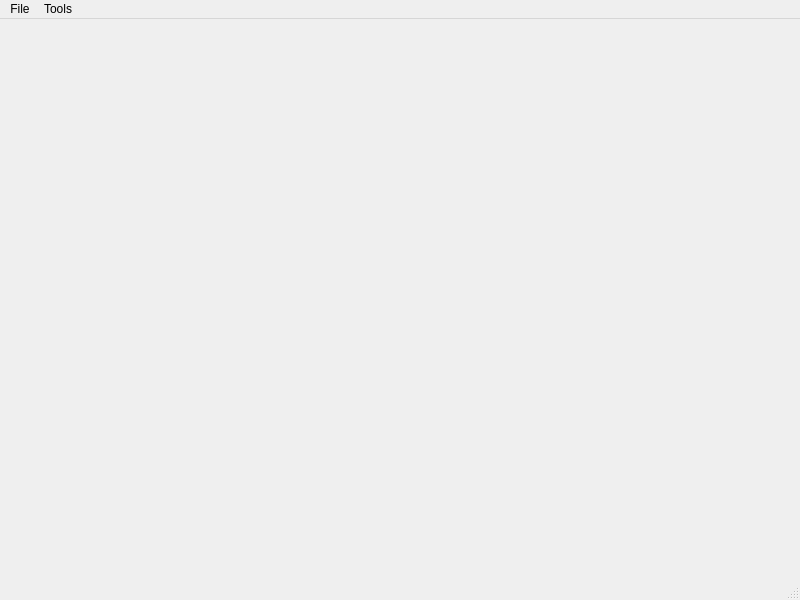
Old version of the form Git-Dashboard/MainWindow.ui in the repository jplflyer/Git-Dashboard.
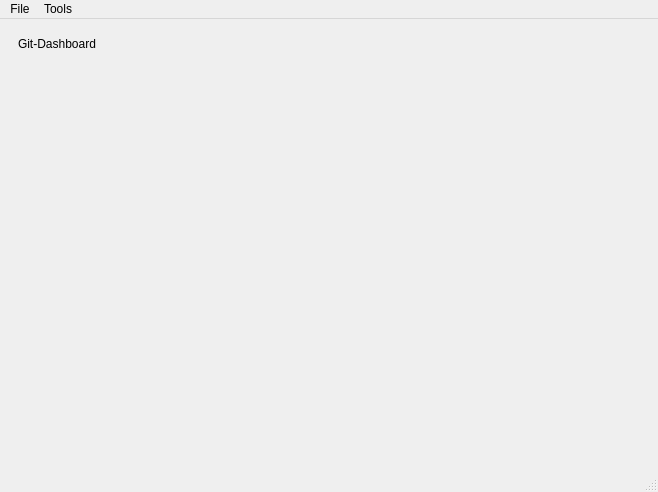
New version of the form.

Commit message: GDASH-2: Dashboard first shot. Everything appears but more work to do.

The edit to the form file:
```diff
--- a/Git-Dashboard/MainWindow.ui
+++ b/Git-Dashboard/MainWindow.ui
@@ -6,20 +6,62 @@
    <rect>
     <x>0</x>
     <y>0</y>
-    <width>800</width>
-    <height>600</height>
+    <width>658</width>
+    <height>492</height>
    </rect>
   </property>
   <property name="windowTitle">
    <string>MainWindow</string>
   </property>
-  <widget class="QWidget" name="centralwidget"/>
+  <widget class="QWidget" name="centralwidget">
+   <layout class="QGridLayout" name="gridLayout">
+    <item row="0" column="0">
+     <widget class="QWidget" name="rowsContainer" native="true">
+      <layout class="QVBoxLayout" name="verticalLayout">
+       <item>
+        <widget class="QLabel" name="label">
+         <property name="text">
+          <string>Git-Dashboard</string>
+         </property>
+        </widget>
+       </item>
+      </layout>
+     </widget>
+    </item>
+    <item row="0" column="1">
+     <spacer name="horizontalSpacer">
+      <property name="orientation">
+       <enum>Qt::Horizontal</enum>
+      </property>
+      <property name="sizeHint" stdset="0">
+       <size>
+        <width>508</width>
+        <height>20</height>
+       </size>
+      </property>
+     </spacer>
+    </item>
+    <item row="1" column="0">
+     <spacer name="verticalSpacer">
+      <property name="orientation">
+       <enum>Qt::Vertical</enum>
+      </property>
+      <property name="sizeHint" stdset="0">
+       <size>
+        <width>20</width>
+        <height>366</height>
+       </size>
+      </property>
+     </spacer>
+    </item>
+   </layout>
+  </widget>
   <widget class="QMenuBar" name="menubar">
    <property name="geometry">
     <rect>
      <x>0</x>
      <y>0</y>
-     <width>800</width>
+     <width>658</width>
      <height>22</height>
     </rect>
    </property>
```
The commit also changes 8 other files.
